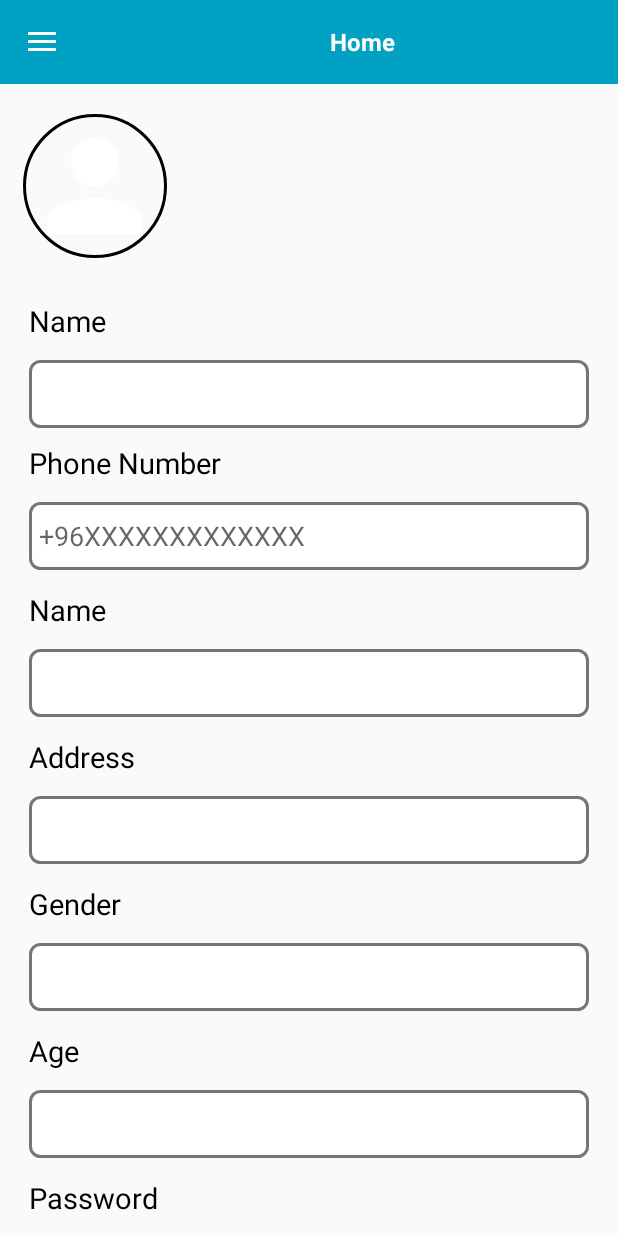
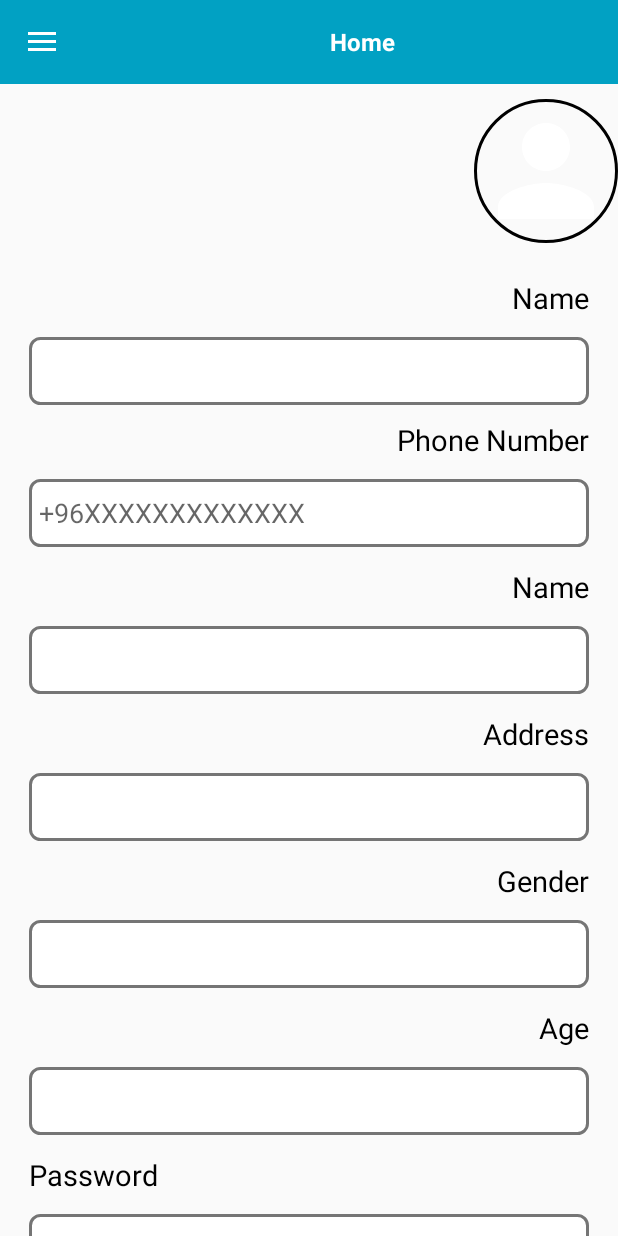
Before and after one commit to ASMAAmo/Getak, an Android app: the fragment FragmentAccount placed in its activity, on a phone screen of 412 x 824 dp. Run offline under Robolectric (Android 15) with nearby library versions, the phone set to English and light mode, and no system bars; our stand-ins replace ButterKnife, CircleImageView, sdp/ssp sizes; libraries missing offline, so code that uses them is left out: com.andexert.library; plain views replace RippleView; 8 statements that could not run were skipped.

Commit message:
Add layouts

```diff
--- a/app/src/main/res/layout/fragment_fragment_account.xml
+++ b/app/src/main/res/layout/fragment_fragment_account.xml
@@ -14,9 +14,9 @@
             android:layout_width="96dp"
             android:layout_height="96dp"
             android:src="@drawable/ic_person_black_24dp"
-            android:layout_alignParentLeft="true"
+            android:layout_alignParentRight="true"
             android:layout_marginLeft="15dp"
-            android:layout_marginTop="20dp"
+            android:layout_marginTop="10dp"
             app:civ_border_width="2dp"
             app:civ_border_color="#FF000000"/>
         <LinearLayout
@@ -24,17 +24,19 @@
             android:layout_below="@+id/profile_image"
             android:layout_width="match_parent"
             android:layout_height="wrap_content"
-            android:layout_marginTop="15dp"
+            android:layout_marginTop="10dp"
+            android:gravity="right"
             android:layout_marginStart="@dimen/_15sdp"
             android:layout_marginEnd="@dimen/_15sdp"
             android:orientation="vertical">
             <TextView
                 android:id="@+id/txt_name"
-                android:layout_width="match_parent"
+                android:layout_width="wrap_content"
                 android:layout_height="wrap_content"
                 android:layout_marginTop="@dimen/_10sdp"
                 android:layout_marginBottom="@dimen/_10sdp"
                 android:text="@string/name"
+android:layout_gravity="right"
                 android:textColor="@android:color/black"
                 android:textSize="@dimen/_15sdp" />
 
@@ -42,13 +44,15 @@
                 android:id="@+id/name_input"
                 android:layout_width="match_parent"
                 android:layout_height="@dimen/_35sdp"
+                android:layout_gravity="right"
                 android:background="@drawable/input_txt_bg"
                 android:padding="@dimen/_5sdp" />
             <TextView
                 android:id="@+id/user_login_lbl"
-                android:layout_width="match_parent"
+                android:layout_width="wrap_content"
                 android:layout_height="wrap_content"
                 android:layout_marginTop="10dp"
+                android:layout_gravity="right"
                 android:layout_marginBottom="@dimen/_10sdp"
                 android:text="@string/phone_number"
                 android:textColor="@android:color/black"
@@ -58,14 +62,16 @@
                 android:id="@+id/user_name_input"
                 android:layout_width="match_parent"
                 android:layout_height="@dimen/_35sdp"
+                android:layout_gravity="right"
                 android:background="@drawable/input_txt_bg"
                 android:hint="+96XXXXXXXXXXXXX"
                 android:padding="@dimen/_5sdp" />
             <TextView
                 android:id="@+id/txt_mail"
-                android:layout_width="match_parent"
+                android:layout_width="wrap_content"
                 android:layout_height="wrap_content"
                 android:layout_marginTop="@dimen/_10sdp"
+                android:layout_gravity="right"
                 android:layout_marginBottom="@dimen/_10sdp"
                 android:text="@string/name"
                 android:textColor="@android:color/black"
@@ -73,6 +79,7 @@
 
             <EditText
                 android:id="@+id/email_input"
+                android:layout_gravity="right"
                 android:layout_width="match_parent"
                 android:inputType="textEmailAddress"
                 android:layout_height="@dimen/_35sdp"
@@ -80,7 +87,8 @@
                 android:padding="@dimen/_5sdp" />
             <TextView
                 android:id="@+id/txt_address"
-                android:layout_width="match_parent"
+                android:layout_gravity="right"
+                android:layout_width="wrap_content"
                 android:layout_height="wrap_content"
                 android:layout_marginTop="@dimen/_10sdp"
                 android:layout_marginBottom="@dimen/_10sdp"
@@ -91,13 +99,15 @@
             <EditText
                 android:id="@+id/email_address"
                 android:layout_width="match_parent"
+                android:layout_gravity="right"
                 android:inputType="textEmailAddress"
                 android:layout_height="@dimen/_35sdp"
                 android:background="@drawable/input_txt_bg"
                 android:padding="@dimen/_5sdp" />
             <TextView
                 android:id="@+id/txt_gender"
-                android:layout_width="match_parent"
+
+                android:layout_width="wrap_content"
                 android:layout_height="wrap_content"
                 android:layout_marginTop="@dimen/_10sdp"
                 android:layout_marginBottom="@dimen/_10sdp"
@@ -114,7 +124,8 @@
                 android:padding="@dimen/_5sdp" />
             <TextView
                 android:id="@+id/txt_age"
-                android:layout_width="match_parent"
+                android:layout_gravity="right"
+                android:layout_width="wrap_content"
                 android:layout_height="wrap_content"
                 android:layout_marginTop="@dimen/_10sdp"
                 android:layout_marginBottom="@dimen/_10sdp"
@@ -126,11 +137,13 @@
                 android:id="@+id/age_input"
                 android:layout_width="match_parent"
                 android:inputType="text"
+                android:layout_gravity="right"
                 android:layout_height="@dimen/_35sdp"
                 android:background="@drawable/input_txt_bg"
                 android:padding="@dimen/_5sdp" />
             <TextView
                 android:id="@+id/password_lbl"
+                android:layout_gravity="right"
                 android:layout_width="match_parent"
                 android:layout_height="wrap_content"
                 android:layout_marginTop="@dimen/_10sdp"
@@ -141,13 +154,15 @@
 
             <EditText
                 android:id="@+id/password_input"
+
                 android:layout_width="match_parent"
                 android:layout_height="@dimen/_35sdp"
                 android:background="@drawable/input_txt_bg"
                 android:padding="@dimen/_5sdp" />
             <TextView
                 android:id="@+id/passwordconf_lbl"
-                android:layout_width="match_parent"
+                android:layout_gravity="right"
+                android:layout_width="wrap_content"
                 android:layout_height="wrap_content"
                 android:layout_marginTop="@dimen/_10sdp"
                 android:layout_marginBottom="@dimen/_10sdp"
@@ -159,13 +174,15 @@
                 android:id="@+id/passwordconf_input"
                 android:layout_width="match_parent"
                 android:layout_height="@dimen/_35sdp"
+                android:layout_gravity="right"
                 android:background="@drawable/input_txt_bg"
                 android:padding="@dimen/_5sdp" />
 
             <Button
                 android:id="@+id/login_btn"
-                android:layout_width="match_parent"
+                android:layout_width="200dp"
                 android:layout_height="@dimen/_35sdp"
+                android:layout_gravity="center"
                 android:layout_marginTop="@dimen/_15sdp"
                 android:layout_marginBottom="@dimen/_15sdp"
                 android:background="@drawable/button_bg"
--- a/app/src/main/res/layout/fragment_fragment_messages.xml
+++ b/app/src/main/res/layout/fragment_fragment_messages.xml
@@ -2,7 +2,7 @@
 <RelativeLayout xmlns:android="http://schemas.android.com/apk/res/android"
     xmlns:tools="http://schemas.android.com/tools"
     android:layout_width="match_parent"
-    android:background="@color/pressed_bg"
+    android:background="@color/gray"
     android:layout_height="match_parent"
     tools:context=".Fragments.FragmentMessages">
 
@@ -10,8 +10,8 @@
    <android.support.v7.widget.RecyclerView
        android:id="@+id/recycle_banks"
        android:layout_width="match_parent"
-       android:layout_margin="5dp"
-       android:layout_height="match_parent">
+       android:layout_margin="10dp"
+       android:layout_height="wrap_content">
 
    </android.support.v7.widget.RecyclerView>
 
--- a/app/src/main/res/layout/fragment_fragment_my_trips.xml
+++ b/app/src/main/res/layout/fragment_fragment_my_trips.xml
@@ -9,7 +9,7 @@
     <android.support.v7.widget.RecyclerView
         android:id="@+id/recycle_trips"
         android:layout_width="match_parent"
-        android:layout_height="match_parent">
+        android:layout_height="wrap_content">
 
     </android.support.v7.widget.RecyclerView>
 
```
Also changed, not shown: app/src/main/res/layout/activity_login.xml (+6 -3 lines), app/src/main/res/layout/activity_phone_number.xml (+13 -12 lines), app/src/main/res/layout/activity_register.xml (+15 -6 lines), app/src/main/res/layout/fragment_fragment_support.xml (+17 -11 lines), app/src/main/res/layout/layout_bankitem.xml (+16 -23 lines), app/src/main/res/layout/layout_tripitem.xml (+11 -9 lines), app/src/main/res/layout/activity_main.xml (indentation only).
